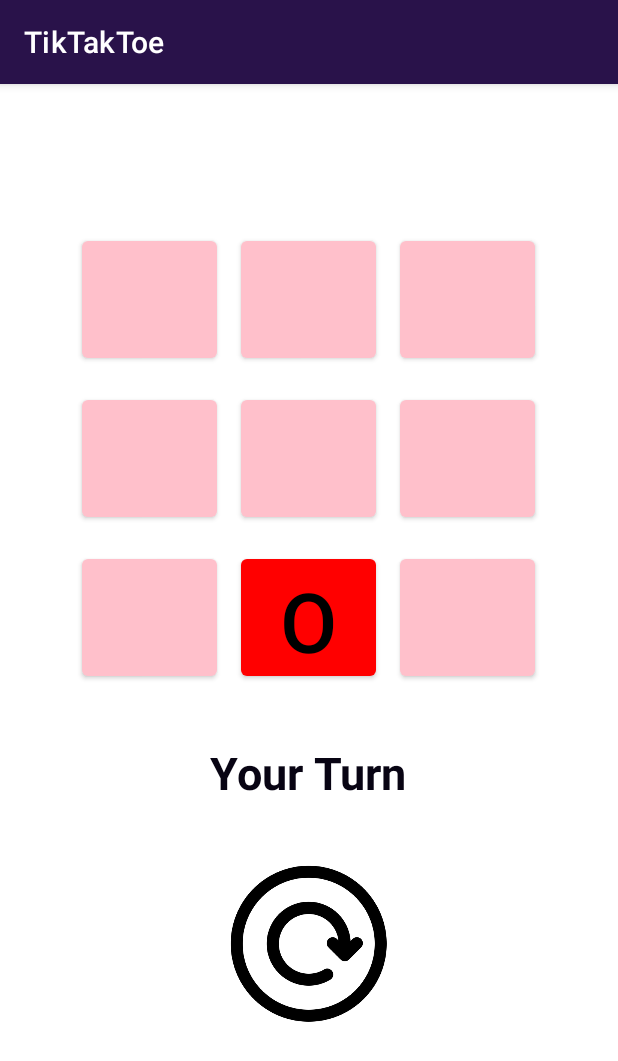
After one commit to skmodi649/TikTakToe, an Android app: the computer screen opened directly, with no data from a screen before it, on a phone screen of 412 x 824 dp. The commit adds this screen. Shown: the top 1061 px of the screen. Run offline under Robolectric (Android 15) with nearby library versions, the phone set to English and light mode, and no system bars.

Commit message:
Play computer activity commit

```diff
--- a/app/src/main/AndroidManifest.xml
+++ b/app/src/main/AndroidManifest.xml
@@ -9,6 +9,12 @@
         android:roundIcon="@mipmap/ic_launcher_round"
         android:supportsRtl="true"
         android:theme="@style/Theme.TikTakToe">
+        <activity
+            android:name=".computerDetails"
+            android:exported="true" />
+        <activity
+            android:name=".computer"
+            android:exported="true" />
         <activity
             android:name=".Details"
             android:exported="true" />
--- a/app/src/main/java/com/example/tiktaktoe/MainActivity.java
+++ b/app/src/main/java/com/example/tiktaktoe/MainActivity.java
@@ -4,6 +4,7 @@ import android.annotation.SuppressLint;
 import android.content.Intent;
 import android.media.MediaPlayer;
 import android.os.Bundle;
+import android.util.Log;
 import android.view.View;
 import android.widget.ImageView;
 import android.widget.TextView;
@@ -38,6 +39,7 @@ public class MainActivity extends AppCompatActivity {
     public void playerTap(View view) {
         ImageView img = (ImageView) view;
         int tappedImage = Integer.parseInt(img.getTag().toString());
+        Log.e("Tapped Image Id", String.valueOf(tappedImage));
         // game reset function will be called
         // if someone wins or the boxes are full
         if (!gameActive) {
--- /dev/null
+++ b/app/src/main/java/com/example/tiktaktoe/computer.java
@@ -0,0 +1,265 @@
+package com.example.tiktaktoe;
+
+import androidx.appcompat.app.AlertDialog;
+import androidx.appcompat.app.AppCompatActivity;
+
+import android.annotation.SuppressLint;
+import android.content.DialogInterface;
+import android.content.Intent;
+import android.graphics.Color;
+import android.media.MediaPlayer;
+import android.os.Bundle;
+import android.util.Log;
+import android.view.View;
+import android.widget.Button;
+import android.widget.ImageView;
+import android.widget.TextView;
+
+import java.util.ArrayList;
+import java.util.List;
+import java.util.Random;
+
+public class computer extends AppCompatActivity implements
+        View.OnClickListener {
+    String player;
+    String name;
+    Button mButton0, mButton1, mButton2, mButton3, mButton4, mButton5,
+            mButton6, mButton7, mButton8;
+    ImageView restartGameBtn;
+    TextView mTextView;
+    int PLAYER_Computer = 0;
+    int PLAYER_Human = 1;
+    int activePlayer = PLAYER_Computer;
+    boolean isGameActive = true;
+    int[] filledPositions = {-1, -1, -1, -1, -1, -1, -1, -1, -1};
+    @Override
+    protected void onCreate(Bundle savedInstanceState) {
+        super.onCreate(savedInstanceState);
+        setContentView(R.layout.activity_computer);
+
+
+        // Getting the player human
+        Intent intent=getIntent();
+        player = intent.getStringExtra("key1");
+        player = player + " turn";
+        name = player;
+
+        //Assigning the address of the Buttons
+        mTextView = (TextView) findViewById(R.id.UserTurnTxt);
+        mButton0 = (Button) findViewById(R.id.Button0);
+        mButton1 = (Button) findViewById(R.id.Button1);
+        mButton2 = (Button) findViewById(R.id.Button2);
+        mButton3 = (Button) findViewById(R.id.Button3);
+        mButton4 = (Button) findViewById(R.id.Button4);
+        mButton5 = (Button) findViewById(R.id.Button5);
+        mButton6 = (Button) findViewById(R.id.Button6);
+        mButton7 = (Button) findViewById(R.id.Button7);
+        mButton8 = (Button) findViewById(R.id.Button8);
+        restartGameBtn = (ImageView) findViewById(R.id.RestartGameBtn);
+        //Onclick Listener to get Button tag and set Text to it.
+        mButton0.setOnClickListener(this);
+        mButton1.setOnClickListener(this);
+        mButton2.setOnClickListener(this);
+        mButton3.setOnClickListener(this);
+        mButton4.setOnClickListener(this);
+        mButton5.setOnClickListener(this);
+        mButton6.setOnClickListener(this);
+        mButton7.setOnClickListener(this);
+        mButton8.setOnClickListener(this);
+        //Implementing onClickListener to restart the game
+        restartGameBtn.setOnClickListener(new View.OnClickListener() {
+            @Override
+            public void onClick(View view) {
+                restartGame();
+            }
+        });
+        //Calling method to automatically set text and call user to click button
+        compterPlayer();
+    }
+    private void compterPlayer() {
+        //Generating the random value to click the random button
+        int randomNumber = new Random().nextInt(filledPositions.length);
+        //Getting the value from the array
+        int buttonToClick = filledPositions[randomNumber];
+        //checking the button is already clicked or not and setting text and
+
+        if (buttonToClick == -1) {
+            if (randomNumber == 0) {
+                mButton0.setText("O");
+                filledPositions[randomNumber] = PLAYER_Computer;
+//updating the value in Array to identify the button is clicked and to check for
+                mButton0.setBackgroundColor(Color.RED);
+                activePlayer = PLAYER_Human;
+                mTextView.setText(player);
+
+            }
+            if (randomNumber == 1) {
+                mButton1.setText("O");
+                mButton1.setBackgroundColor(Color.RED);
+                filledPositions[randomNumber] = PLAYER_Computer;
+                activePlayer = PLAYER_Human;
+                mTextView.setText("Your Turn");
+            }
+            if (randomNumber == 2) {
+                mButton2.setText("O");
+                mButton2.setBackgroundColor(Color.RED);
+                filledPositions[randomNumber] = PLAYER_Computer;
+                activePlayer = PLAYER_Human;
+                mTextView.setText("Your Turn");
+            }
+            if (randomNumber == 3) {
+                mButton3.setText("O");
+                mButton3.setBackgroundColor(Color.RED);
+                filledPositions[randomNumber] = PLAYER_Computer;
+                activePlayer = PLAYER_Human;
+                mTextView.setText("Your Turn");
+            }
+            if (randomNumber == 4) {
+                mButton4.setText("O");
+                mButton4.setBackgroundColor(Color.RED);
+                filledPositions[randomNumber] = PLAYER_Computer;
+                activePlayer = PLAYER_Human;
+
+                mTextView.setText("Your Turn");
+            }
+            if (randomNumber == 5) {
+                mButton5.setText("O");
+                mButton5.setBackgroundColor(Color.RED);
+                filledPositions[randomNumber] = PLAYER_Computer;
+                activePlayer = PLAYER_Human;
+                mTextView.setText("Your Turn");
+            }
+            if (randomNumber == 6) {
+                mButton6.setText("O");
+                mButton6.setBackgroundColor(Color.RED);
+                filledPositions[randomNumber] = PLAYER_Computer;
+                activePlayer = PLAYER_Human;
+                mTextView.setText("Your Turn");
+            }
+            if (randomNumber == 7) {
+                mButton7.setText("O");
+                mButton7.setBackgroundColor(Color.RED);
+                filledPositions[randomNumber] = PLAYER_Computer;
+                activePlayer = PLAYER_Human;
+                mTextView.setText("Your Turn");
+            }
+            if (randomNumber == 8) {
+                mButton8.setText("O");
+                mButton8.setBackgroundColor(Color.RED);
+                filledPositions[randomNumber] = PLAYER_Computer;
+                activePlayer = PLAYER_Human;
+                mTextView.setText("Your Turn");
+            }
+        } else {
+            compterPlayer(); //calling the computerPlayer Method if the generated
+
+        }
+        //Checking for winner
+        checkWinner();
+        //checking for draw
+        checkDraw();
+    }
+    @Override
+    public void onClick(View view) {
+        //if Game is not Active we will do nothing
+        if (!isGameActive)
+            return;
+        //getting buttons id
+        Button clickedBtn = findViewById(view.getId());
+        //Getting Tag of the clicked button
+        int clickedTag = Integer.parseInt(view.getTag().toString());
+        //if the user clicks the Already clicked button we will do nothing
+        if (filledPositions[clickedTag] != -1) {
+            //Do nothing
+            return;
+        }
+        //we will set update the value in array with the Constant value of user
+        filledPositions[clickedTag] = activePlayer;
+        //if the Active player is Computer we will set the button text to O and
+        if (activePlayer == PLAYER_Computer) {
+            compterPlayer();
+        } else {
+            clickedBtn.setText("x");
+            clickedBtn.setBackgroundColor(Color.GREEN);
+            mTextView.setText("Player Compute Turn");
+            //Calling the computerPlayer method to automatically select the next
+
+            compterPlayer();
+        }
+        //Checking for winner
+        checkWinner();
+        //checking for draw
+        checkDraw();
+    }
+    private void checkDraw() {
+        int count = 0;
+
+        //we will check all the values in the array and increase count if it is not
+
+        for (int i = 0; i < 9; i++) {
+            if (filledPositions[i] != -1) {
+                count++;
+            }
+        }
+        //if all the values in array are not equal to default value we will show as
+
+        if (count == 9) {
+            //Check for whether any player won the game or not before showing
+
+            if (checkWinner())
+                return;
+            showWinner("Game is Draw");
+            isGameActive = false; //setting the game as inactive
+        }
+    }
+    private boolean checkWinner() {
+        //Assigning all the possible ways to win in an Array
+        int[][] winningPosition = {{0, 1, 2}, {3, 4, 5}, {6, 7, 8}, {0, 3, 6}, {1, 4,
+                7}, {2, 5, 8}, {0, 4, 8}, {2, 4, 6}};
+        //Getting all the winning positions
+        for (int i = 0; i < 8; i++) {
+            int value0 = winningPosition[i][0];
+
+            int value1 = winningPosition[i][1];
+            int value2 = winningPosition[i][2];
+            //checking whether the value is equal to default value or not
+            if (filledPositions[value0] != -1) {
+                if (filledPositions[value0] == filledPositions[value1] &&
+                        filledPositions[value1] == filledPositions[value2]) {
+                    //Making the game inActive
+                    isGameActive = false;
+                    //Deciding winner
+                    if (filledPositions[value0] == PLAYER_Computer) {
+                        showWinner("Bot Won!");
+                    } else {
+                        showWinner("You Won!");
+                    }
+                    //Returning true to prevent showing the result form draw
+                    return true;
+                }
+            }
+        }
+        return false;
+    }
+    private void showWinner(String winner) {
+
+        //Creating a Alert Dialog to show the winner and for Restarting the Game
+       new AlertDialog.Builder(this)
+                .setTitle(winner)
+                .setPositiveButton("Restart Game", new
+                        DialogInterface.OnClickListener() {
+                            @Override
+                            public void onClick(DialogInterface dialogInterface, int i) {
+                                restartGame();
+                            }
+                        }).show();
+
+    }
+    private void restartGame() {
+        //Calling the Same Intent Again To Restart the Game
+        Intent intent = new Intent(getApplicationContext(),
+                computer.class);
+        startActivity(intent);
+        finish();
+    }
+}
--- /dev/null
+++ b/app/src/main/res/layout/activity_computer.xml
@@ -0,0 +1,147 @@
+<?xml version="1.0" encoding="utf-8"?>
+<LinearLayout xmlns:android="http://schemas.android.com/apk/res/android"
+    xmlns:app="http://schemas.android.com/apk/res-auto"
+    xmlns:tools="http://schemas.android.com/tools"
+    android:layout_width="match_parent"
+    android:layout_height="match_parent"
+    android:orientation="vertical"
+    tools:context=".computer">
+
+
+    <TextView
+        android:layout_width="wrap_content"
+        android:layout_height="wrap_content"
+        android:layout_gravity="center"
+        android:layout_margin="10dp"
+        android:textSize="30dp"
+        android:textStyle="bold" />
+
+    <LinearLayout
+        android:layout_width="match_parent"
+        android:layout_height="wrap_content"
+        android:layout_marginTop="30dp"
+        android:gravity="center"
+        android:orientation="horizontal">
+        <Button
+            android:id="@+id/Button0"
+            android:layout_width="90dp"
+            android:layout_height="90dp"
+            android:layout_margin="8dp"
+            android:tag="0"
+            android:textColor="@color/black"
+            android:textSize="55dp"
+            app:backgroundTint="#FFC0CB"
+            tools:text="0" />
+        <Button
+            android:id="@+id/Button1"
+            android:layout_width="90dp"
+            android:layout_height="90dp"
+            android:layout_margin="8dp"
+            android:tag="1"
+            android:textColor="@color/black"
+            android:textSize="55dp"
+            app:backgroundTint="#FFC0CB"
+            tools:text="1" />
+        <Button
+            android:id="@+id/Button2"
+            android:layout_width="90dp"
+            android:layout_height="90dp"
+            android:layout_margin="8dp"
+            android:tag="2"
+            android:textColor="@color/black"
+            android:textSize="55dp"
+            app:backgroundTint="#FFC0CB"
+            tools:text="2" />
+    </LinearLayout>
+    <LinearLayout
+        android:layout_width="match_parent"
+        android:layout_height="wrap_content"
+        android:gravity="center"
+        android:orientation="horizontal">
+        <Button
+            android:id="@+id/Button3"
+            android:layout_width="90dp"
+            android:layout_height="90dp"
+            android:layout_margin="8dp"
+            android:tag="3"
+            android:textColor="@color/black"
+            android:textSize="55dp"
+            app:backgroundTint="#FFC0CB"
+            tools:text="3" />
+        <Button
+            android:id="@+id/Button4"
+            android:layout_width="90dp"
+            android:layout_height="90dp"
+            android:layout_margin="8dp"
+            android:tag="4"
+            android:textColor="@color/black"
+            android:textSize="55dp"
+            app:backgroundTint="#FFC0CB"
+            tools:text="4" />
+        <Button
+            android:id="@+id/Button5"
+            android:layout_width="90dp"
+            android:layout_height="90dp"
+            android:layout_margin="8dp"
+            android:tag="5"
+            android:textColor="@color/black"
+            android:textSize="55dp"
+            app:backgroundTint="#FFC0CB"
+            tools:text="5" />
+    </LinearLayout>
+    <LinearLayout
+        android:layout_width="match_parent"
+        android:layout_height="wrap_content"
+        android:gravity="center"
+        android:orientation="horizontal">
+        <Button
+            android:id="@+id/Button6"
+            android:layout_width="90dp"
+            android:layout_height="90dp"
+            android:layout_margin="8dp"
+            android:tag="6"
+            android:textColor="@color/black"
+            android:textSize="55dp"
+            app:backgroundTint="#FFC0CB"
+            tools:text="6" />
+        <Button
+            android:id="@+id/Button7"
+            android:layout_width="90dp"
+            android:layout_height="90dp"
+            android:layout_margin="8dp"
+            android:tag="7"
+            android:textColor="@color/black"
+            android:textSize="55dp"
+            app:backgroundTint="#FFC0CB"
+            tools:text="7" />
+        <Button
+            android:id="@+id/Button8"
+            android:layout_width="90dp"
+            android:layout_height="90dp"
+            android:layout_margin="8dp"
+            android:tag="8"
+            android:textColor="@color/black"
+            android:textSize="55dp"
+            app:backgroundTint="#FFC0CB"
+            tools:text="8" />
+    </LinearLayout>
+    <TextView
+        android:id="@+id/UserTurnTxt"
+        android:layout_width="wrap_content"
+        android:layout_height="wrap_content"
+        android:layout_gravity="center"
+        android:layout_margin="30dp"
+        android:textColor="@color/purple_700"
+        android:textSize="30sp"
+        android:textStyle="bold"
+        tools:text="User Turn" />
+    <ImageView
+        android:id="@+id/RestartGameBtn"
+        android:layout_width="wrap_content"
+        android:layout_height="wrap_content"
+        android:layout_gravity="center"
+        android:src="@drawable/reload"
+        android:textStyle="bold" />
+
+
+</LinearLayout>
```
Also changed, not shown: app/src/main/java/com/example/tiktaktoe/computerDetails.java (added, +32 -0 lines), app/src/main/java/com/example/tiktaktoe/selection.java (+7 -0 lines), app/src/main/res/layout/activity_computer_details.xml (added, +42 -0 lines).
